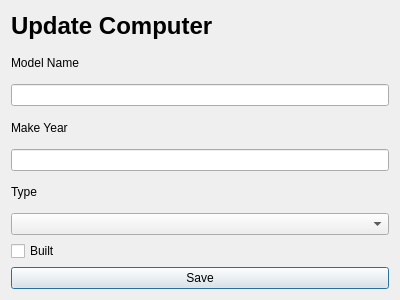
Qt form editcomputer.ui (danielm15/VLN1-2016-Hopur_16) before a commit.
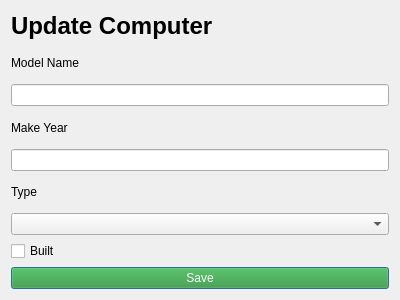
The same form after that commit. Icons and pictures are not drawn.

Commit message: Added color and hover to buttons

```diff
--- a/editcomputer.ui
+++ b/editcomputer.ui
@@ -97,6 +97,17 @@
    </item>
    <item>
     <widget class="QPushButton" name="pushButtonSave">
+     <property name="styleSheet">
+      <string notr="true">#pushButtonSave {
+	color: rgb(255, 255, 255);
+	background-color: rgb(44, 150, 44);
+	
+}
+
+#pushButtonSave::hover {
+	background-color: rgb(56, 190, 56);
+}</string>
+     </property>
      <property name="text">
       <string>Save</string>
      </property>
```
The commit also changes 5 other files.
